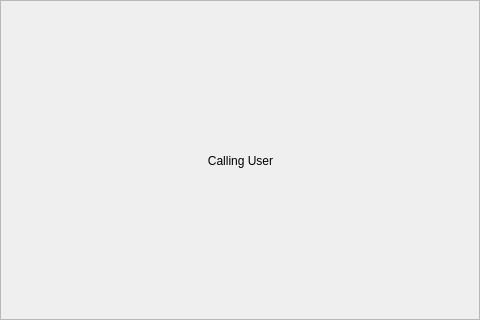
Qt form bell-client/ui-designer/Main-Window.ui (tillgo/ring-doorbell) before a commit.
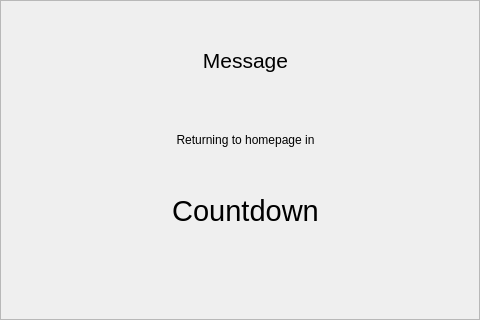
The same form after that commit. Icons and pictures are not drawn.

Commit message: make changes to token adapter

The edit to the form file:
```diff
--- a/bell-client/ui-designer/Main-Window.ui
+++ b/bell-client/ui-designer/Main-Window.ui
@@ -51,7 +51,7 @@
      <item>
       <widget class="QStackedWidget" name="page_stacked_widget">
        <property name="currentIndex">
-        <number>1</number>
+        <number>3</number>
        </property>
        <widget class="QWidget" name="greeting_page">
         <widget class="QLabel" name="uid_label">
@@ -169,6 +169,69 @@
          </property>
         </widget>
        </widget>
+       <widget class="QWidget" name="after_call_page">
+        <widget class="QLabel" name="call_end_message">
+         <property name="geometry">
+          <rect>
+           <x>30</x>
+           <y>10</y>
+           <width>411</width>
+           <height>81</height>
+          </rect>
+         </property>
+         <property name="font">
+          <font>
+           <pointsize>16</pointsize>
+          </font>
+         </property>
+         <property name="layoutDirection">
+          <enum>Qt::LeftToRight</enum>
+         </property>
+         <property name="text">
+          <string>Message</string>
+         </property>
+         <property name="alignment">
+          <set>Qt::AlignCenter</set>
+         </property>
+        </widget>
+        <widget class="QLabel" name="countdown">
+         <property name="geometry">
+          <rect>
+           <x>130</x>
+           <y>160</y>
+           <width>211</width>
+           <height>81</height>
+          </rect>
+         </property>
+         <property name="font">
+          <font>
+           <pointsize>22</pointsize>
+          </font>
+         </property>
+         <property name="text">
+          <string>Countdown</string>
+         </property>
+         <property name="alignment">
+          <set>Qt::AlignCenter</set>
+         </property>
+        </widget>
+        <widget class="QLabel" name="label">
+         <property name="geometry">
+          <rect>
+           <x>140</x>
+           <y>120</y>
+           <width>191</width>
+           <height>20</height>
+          </rect>
+         </property>
+         <property name="text">
+          <string>Returning to homepage in</string>
+         </property>
+         <property name="alignment">
+          <set>Qt::AlignCenter</set>
+         </property>
+        </widget>
+       </widget>
       </widget>
      </item>
     </layout>
```
The commit also changes 2 other files.
